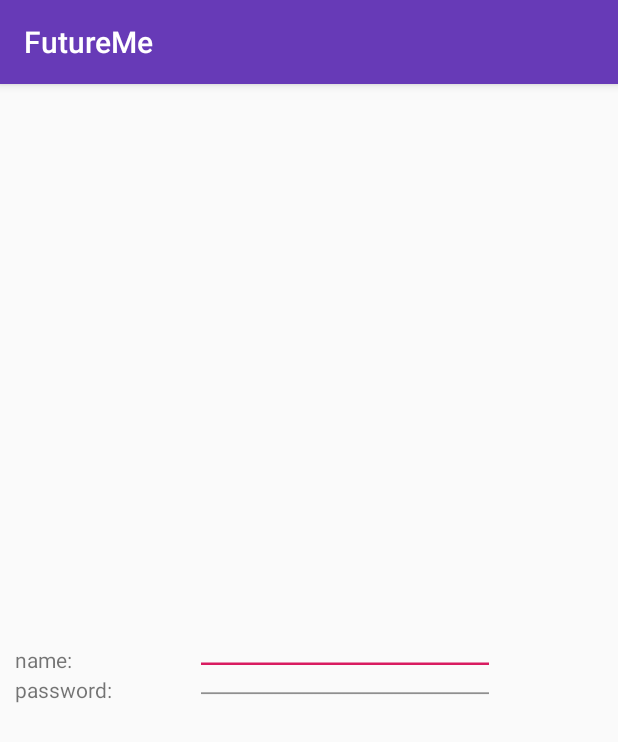
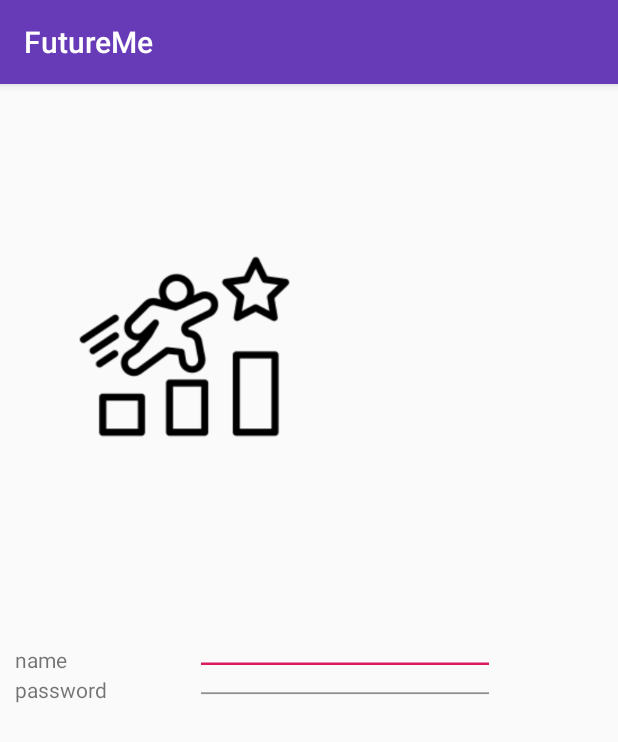
Before and after one commit to callmejazz/FutureMe, an Android app: the Activity2 screen opened directly, with no data from a screen before it, on a phone screen of 412 x 824 dp. Shown: the top 742 px of the screen. Run offline under Robolectric (Android 15) with nearby library versions, the phone set to English and light mode, and no system bars.

Commit message:
add image to the register page

```diff
--- a/app/src/main/res/drawable/ic_drop_down.xml
+++ /dev/null
@@ -1,5 +0,0 @@
-<vector android:height="24dp" android:tint="#FFFFFF"
-    android:viewportHeight="24" android:viewportWidth="24"
-    android:width="24dp" xmlns:android="http://schemas.android.com/apk/res/android">
-    <path android:fillColor="@android:color/white" android:pathData="M3,18h18v-2L3,16v2zM3,13h18v-2L3,11v2zM3,6v2h18L21,6L3,6z"/>
-</vector>
--- a/app/src/main/res/layout/activity_2.xml
+++ b/app/src/main/res/layout/activity_2.xml
@@ -1,7 +1,7 @@
 <?xml version="1.0" encoding="utf-8"?>
 <RelativeLayout
         xmlns:android="http://schemas.android.com/apk/res/android"
-        xmlns:tools="http://schemas.android.com/tools"
+        xmlns:app="http://schemas.android.com/apk/res-auto" xmlns:tools="http://schemas.android.com/tools"
         android:layout_width="match_parent"
         android:layout_height="match_parent"
         tools:context=".MainActivity">
@@ -11,17 +11,19 @@
             android:layout_width="100dp"
             android:layout_height="20dp"
             android:layout_centerVertical="true"
+            android:layout_marginStart="10dp"
             android:layout_marginLeft="10dp"
-        android:text="@string/name" />
+            android:text="name"/>
 
     <EditText
             android:id="@+id/editName"
             android:layout_width="200dp"
             android:layout_height="20dp"
             android:layout_marginLeft="20dp"
+            android:layout_marginStart="20dp"
             android:layout_toRightOf="@id/name"
             android:layout_above="@id/editPassword"
-        android:inputType="textPersonName" />
+            android:inputType="textPersonName"/>
 
     <TextView
             android:id="@+id/password"
@@ -29,15 +31,23 @@
             android:layout_height="20dp"
             android:layout_below="@id/name"
             android:layout_marginLeft="10dp"
-        android:text="@string/password" />
+            android:layout_marginStart="10dp"
+            android:text="password"/>
 
     <EditText
             android:id="@+id/editPassword"
             android:layout_width="200dp"
             android:layout_height="20dp"
             android:layout_marginLeft="20dp"
+            android:layout_marginStart="20dp"
             android:layout_toRightOf="@id/password"
             android:layout_below="@id/name"
-        android:inputType="textPassword" />
+            android:inputType="textPassword"/>
+
+    <ImageView
+            android:layout_width="195dp"
+            android:layout_height="150dp" app:srcCompat="@drawable/group" android:id="@+id/imageView"
+            android:layout_marginTop="100dp"
+            android:layout_marginLeft="25dp"/>
 
 </RelativeLayout>
```
Also changed, not shown: app/src/main/res/drawable/group.png (added). Lines whose indentation alone changed are shown as unchanged.
